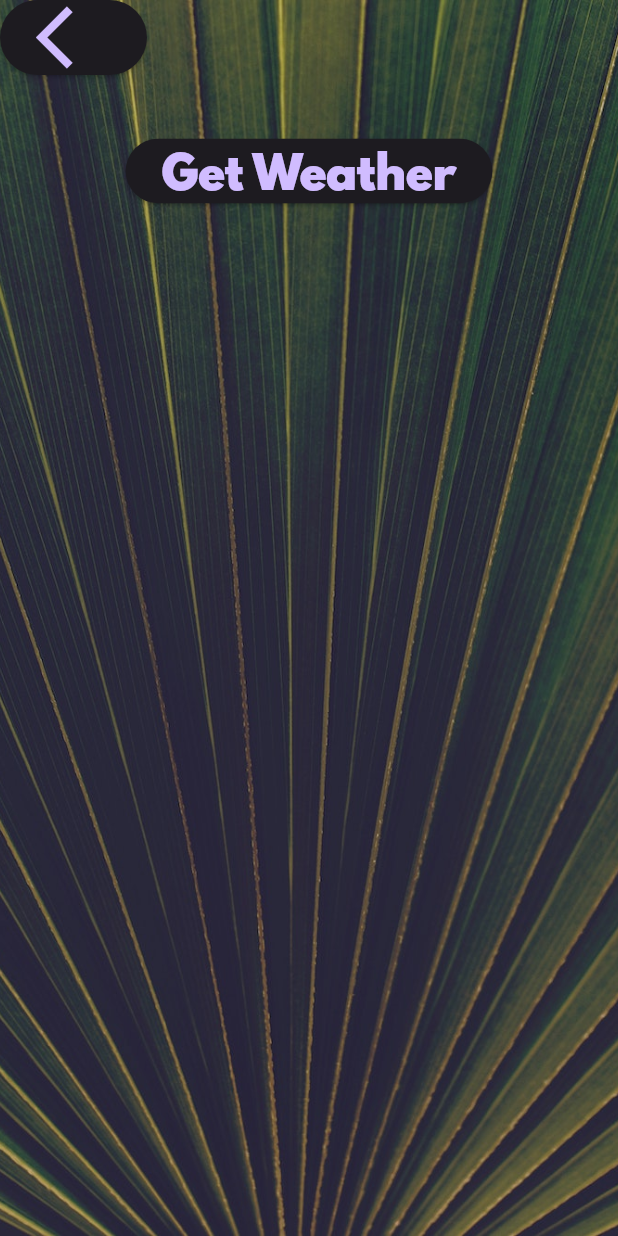
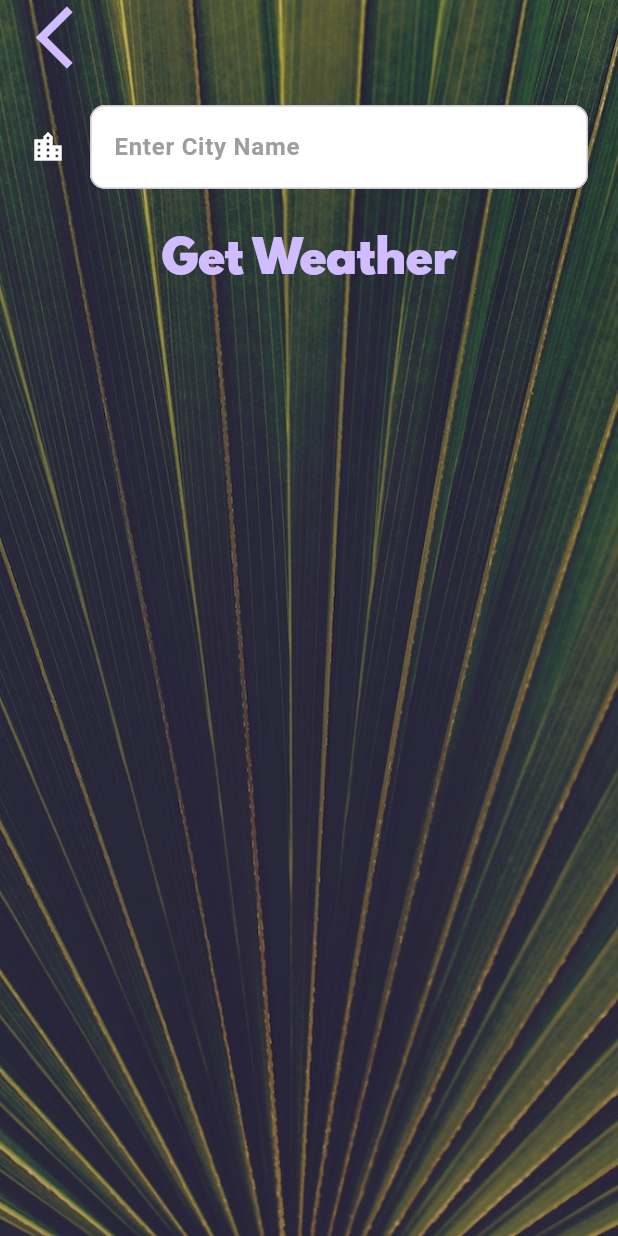
Before and after one commit to LegendHadi/Clima_App, a Flutter app: the CityScreen screen opened directly, on a phone screen of 412 x 824 dp. Run offline on Flutter 3.47's test engine with Material 3 defaults, Android fonts, the phone set to English and light mode, and no system bars; our stand-ins replace flutter_spinkit, geolocator.

Commit message:
Style city screen

```diff
--- a/lib/screens/city_screen.dart
+++ b/lib/screens/city_screen.dart
@@ -26,7 +26,13 @@ class _CityScreenState extends State<CityScreen> {
               Align(
                 alignment: Alignment.topLeft,
                 child: ElevatedButton(
-                  onPressed: () {},
+                  onPressed: () {
+                    Navigator.pop(context);
+                  },
+                  style: const ButtonStyle(
+                    backgroundColor: WidgetStatePropertyAll(Colors.transparent),
+                    shadowColor: WidgetStatePropertyAll(Colors.transparent),
+                  ),
                   child: const Icon(
                     Icons.arrow_back_ios,
                     size: 50.0,
@@ -35,10 +41,20 @@ class _CityScreenState extends State<CityScreen> {
               ),
               Container(
                 padding: const EdgeInsets.all(20.0),
-                child: null,
+                child: const TextField(
+                  style: TextStyle(
+                    color: Colors.black,
+                    fontWeight: FontWeight.w700,
+                  ),
+                  decoration: kTextFieldInputDecoration,
+                ),
               ),
               ElevatedButton(
                 onPressed: () {},
+                style: const ButtonStyle(
+                  backgroundColor: WidgetStatePropertyAll(Colors.transparent),
+                  shadowColor: WidgetStatePropertyAll(Colors.transparent),
+                ),
                 child: const Text(
                   'Get Weather',
                   style: kButtonTextStyle,
--- a/lib/utilities/constants.dart
+++ b/lib/utilities/constants.dart
@@ -18,3 +18,19 @@ const kButtonTextStyle = TextStyle(
 const kConditionTextStyle = TextStyle(
   fontSize: 100.0,
 );
+
+const kTextFieldInputDecoration = InputDecoration(
+  filled: true,
+  fillColor: Colors.white,
+  icon: Icon(
+    Icons.location_city,
+    color: Colors.white,
+  ),
+  hintText: 'Enter City Name',
+  hintStyle: TextStyle(
+    color: Colors.grey,
+  ),
+  border: OutlineInputBorder(
+    borderRadius: BorderRadius.all(Radius.circular(10)),
+  ),
+);
```
Also changed, not shown: lib/screens/location_screen.dart (+12 -1 lines).
